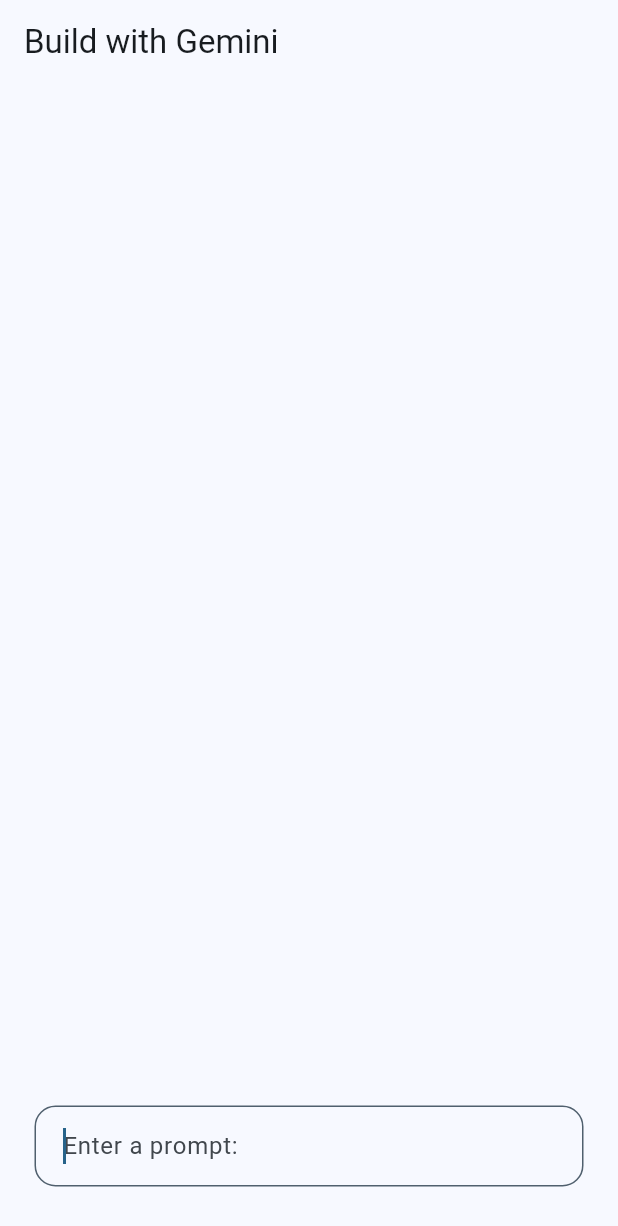
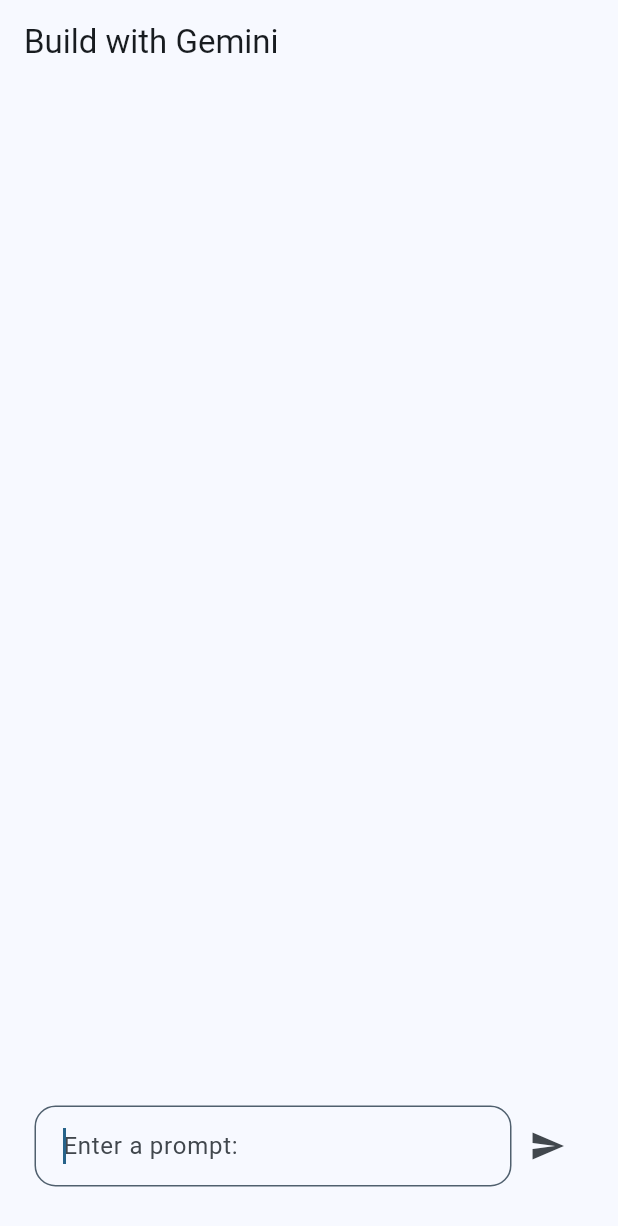
Before and after one commit to Johann-George/Chatbot-UI, a Flutter app: the screen it shows after launch, on a phone screen of 412 x 824 dp. Shown: the top 1226 px of the screen. Run offline on Flutter 3.47's test engine with Material 3 defaults, Android fonts, the light colour scheme and no system bars; our stand-ins replace flutter_markdown, google_generative_ai.

Commit message:
Updated the send button

```diff
--- a/env.json
+++ b/env.json
@@ -1,3 +1,3 @@
 {
-  "api_key": "AIzaSyAML4M9AIM9CPIOiC0FOymXtfNdxMkPpu0"
+  "api_key": "AIzaSyDsd-KDHVeGFmpnVLvhG8jF_7FGYSli4uY"
 }
--- a/lib/home_screen.dart
+++ b/lib/home_screen.dart
@@ -8,16 +8,23 @@
   @override
   State<HomeScreen> createState() => _HomeScreenState();
 }
-
+/// The state class for HomeScreen, responsible for maintaining state
+/// and building the UI for the chat application.
 class _HomeScreenState extends State<HomeScreen> {
+  // The generative model instance.
   late final GenerativeModel _model;
+  // The chat session instance.
   late final ChatSession _chatSession;
+  // Focus node for the text field.
   final FocusNode _textFieldFocus=FocusNode();
+  // Text editing controller for the text field.
   final TextEditingController _textController=TextEditingController();
+  // Scroll controller for the list view.
   final ScrollController _scrollController=ScrollController();
+  // Loading state indicator.
   bool _loading=false;
 
-
+  /// Initializes the state and sets up the generative model and chat session.
   @override
   void initState() {
     // TODO: implement initState
@@ -28,6 +35,8 @@
     );
     _chatSession=_model.startChat();
   }
+
+  /// Builds the widget tree for the home screen.
   @override
   Widget build(BuildContext context) {
     return Scaffold(
@@ -70,6 +79,14 @@
                           onSubmitted: _sendChatMessage,
                         ),
                     ),
+                    IconButton(
+                      icon: const Icon(Icons.send),
+                      onPressed: () {
+                        if (_textController.text.isNotEmpty) {
+                          _sendChatMessage(_textController.text);
+                        }
+                      },
+                    ),
                     const SizedBox(height: 15),
                   ],
                 ),
@@ -80,6 +97,7 @@
     );
   }
 
+  /// Returns the decoration for the text field.
   InputDecoration textFieldDecoration(){
     return InputDecoration(
       contentPadding: const EdgeInsets.all(15),
@@ -103,6 +121,7 @@
     );
   }
 
+  /// Sends a chat message to the generative model and handles the response.
   Future<void> _sendChatMessage(String message) async{
     setState(() {
       _loading=true;
@@ -139,6 +158,7 @@
     }
   }
 
+  /// Scrolls down the list view to show the latest message.
   void _scrollDown(){
     WidgetsBinding.instance.addPostFrameCallback(
         (_)=>_scrollController.animateTo(
@@ -151,6 +171,7 @@
     );
   }
 
+  /// Shows an error dialog with the provided message.
   void _showError(String message){
     showDialog<void>(
       context: context,
--- a/lib/main.dart
+++ b/lib/main.dart
@@ -12,7 +12,7 @@
   @override
   Widget build(BuildContext context) {
     return MaterialApp(
-      title: 'Build with Gemini',
+      title: 'Gemini',
       theme: ThemeData(
         colorScheme: ColorScheme.fromSeed(seedColor: Colors.lightBlue),
         useMaterial3: true,
```
Also changed, not shown: 2 other files.
